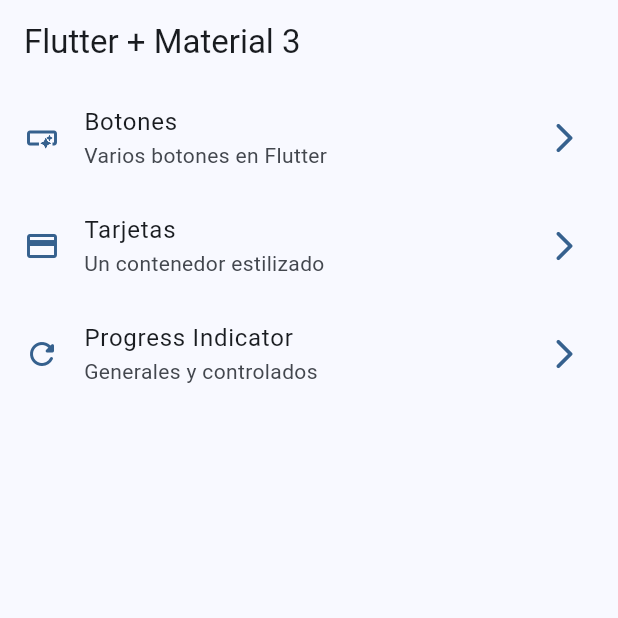
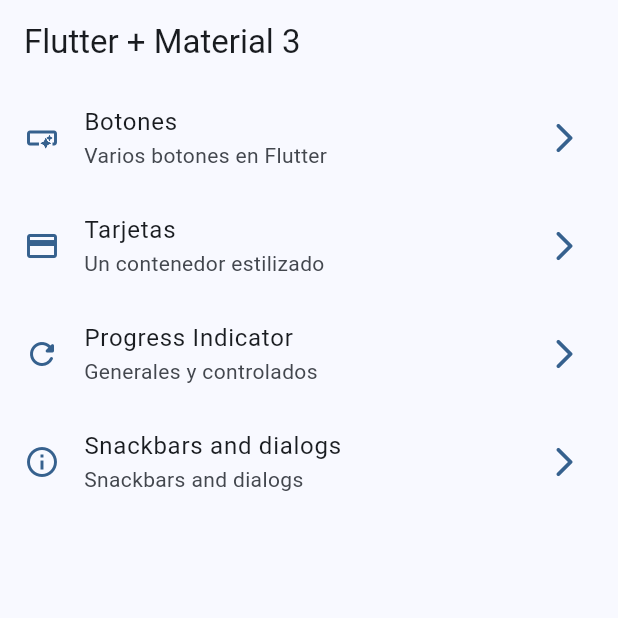
Before and after one commit to diegopagini/Widgets-App_Flutter, a Flutter app: the screen it shows after launch, on a phone screen of 412 x 824 dp, the top half of it. Run offline on Flutter 3.47's test engine with Material 3 defaults, Android fonts, the phone set to English and light mode, and no system bars; our stand-ins replace go_router.

Commit message:
snackbar

```diff
--- a/lib/config/menu/menu_items.dart
+++ b/lib/config/menu/menu_items.dart
@@ -29,4 +29,9 @@ const List<MenuItem> appMenuItems = [
       subTitle: 'Generales y controlados',
       link: '/progress',
       icon: Icons.refresh_rounded),
+  MenuItem(
+      title: 'Snackbars and dialogs',
+      subTitle: 'Snackbars and dialogs',
+      link: '/snackbar',
+      icon: Icons.info_outline),
 ];
--- a/lib/config/router/app_router.dart
+++ b/lib/config/router/app_router.dart
@@ -21,5 +21,10 @@ final appRouter = GoRouter(initialLocation: '/', routes: [
     name: ProgressScreen.name,
     path: '/progress',
     builder: (context, state) => const ProgressScreen(),
+  ),
+  GoRoute(
+    name: SnackbarScreen.name,
+    path: '/snackbar',
+    builder: (context, state) => const SnackbarScreen(),
   )
 ]);
```
Also changed, not shown: lib/presentation/screens/snackbar/snackbar_screen.dart (+25 -1 lines).
